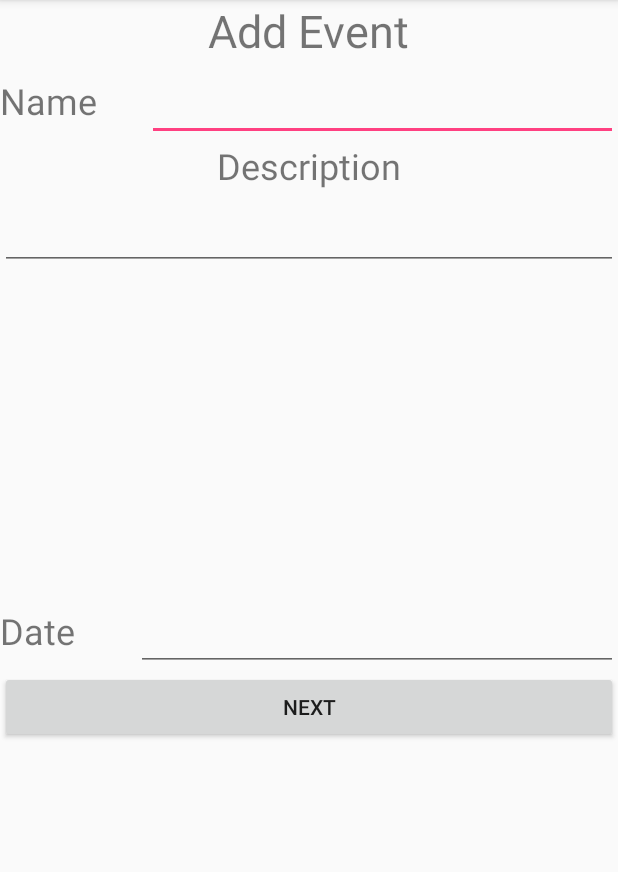
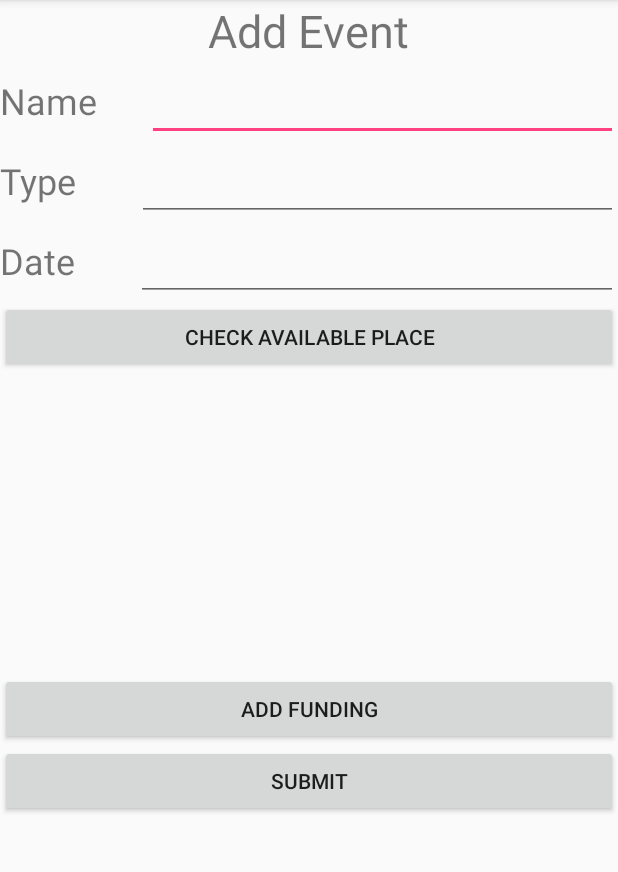
Before and after one commit to KavitaBaradur/Student_Event_Registration, an Android app: the OrganizerAddEventActivity screen opened directly, with no data from a screen before it, on a phone screen of 412 x 824 dp, the part 84-956 px from its top. Run offline under Robolectric (Android 15) with nearby library versions, the phone set to English and light mode, and no system bars.

Commit message:
add sponsor view and logic

```diff
--- a/app/src/main/AndroidManifest.xml
+++ b/app/src/main/AndroidManifest.xml
@@ -21,6 +21,7 @@
         <activity android:name=".StudentEventActivity"></activity>
         <activity android:name=".OrganizerAddEventActivity" />
         <activity android:name=".OrganizerFeedbackActivity" />
+        <activity android:name=".OrganizerAddSponsorActivity"/>
     </application>
 
 </manifest>
--- a/app/src/main/java/com/team2_wpi/android/student_event_registration/OrganizerAddEventActivity.java
+++ b/app/src/main/java/com/team2_wpi/android/student_event_registration/OrganizerAddEventActivity.java
@@ -1,18 +1,31 @@
 package com.team2_wpi.android.student_event_registration;
 
 import android.content.Intent;
+import android.database.Cursor;
 import android.os.Bundle;
 import android.support.annotation.Nullable;
 import android.support.v7.app.AppCompatActivity;
 import android.view.View;
 import android.widget.Button;
+import android.widget.EditText;
+import android.widget.ListView;
+import android.widget.SimpleCursorAdapter;
+
+import com.team2_wpi.android.student_event_registration.data.SQLCommand;
+import com.team2_wpi.android.student_event_registration.util.DBOperator;
 
 /**
  * Created by sylor on 4/7/17.
  */
 
 public class OrganizerAddEventActivity extends AppCompatActivity implements View.OnClickListener {
-    private Button next;
+    private Button check;
+    private Button submit;
+    private Button funding;
+    private EditText name;
+    private EditText type;
+    private EditText date;
+    private ListView listView;
 
     @Override
     protected void onCreate(@Nullable Bundle savedInstanceState) {
@@ -20,17 +33,46 @@ public class OrganizerAddEventActivity extends AppCompatActivity implements View
         // link view
         setContentView(R.layout.organizer_add_event);
         // find elements
-        next = (Button) findViewById(R.id.org_add_event_next);
+        name = (EditText) findViewById(R.id.org_add_event_name);
+        type = (EditText) findViewById(R.id.org_add_event_type);
+        date = (EditText) findViewById(R.id.org_add_event_date);
+        check = (Button) findViewById(R.id.org_add_event_chkaval);
+        submit = (Button) findViewById(R.id.org_add_event_submit);
+        funding = (Button) findViewById(R.id.org_add_event_funding);
+        listView = (ListView) findViewById(R.id.org_add_event_lv);
         // set up on click
-        next.setOnClickListener(this);
+        check.setOnClickListener(this);
+        submit.setOnClickListener(this);
+        funding.setOnClickListener(this);
     }
 
     @Override
     public void onClick(View v) {
         int id = v.getId();
         // assign action
-        if (id == R.id.org_add_event_next) {
+        if (id == R.id.org_add_event_chkaval) {
+            // check places
+            // init args
+            String init_args[] = new String[1];
+            init_args[0] = date.getText().toString();
+            // execute the sql
+            Cursor cursor = DBOperator.getInstance().execQuery(SQLCommand.ORG_AVAL_PLACE, init_args);
+            // bind the data to list
+            SimpleCursorAdapter adapter = new SimpleCursorAdapter(getApplicationContext(),
+                    R.layout.org_place_listitem,
+                    cursor,
+                    new String[] { "name" },
+                    new int[] { R.id.org_place_name },
+                    SimpleCursorAdapter.IGNORE_ITEM_VIEW_TYPE);
+            listView.setAdapter(adapter);
+        }
+        else if (id == R.id.org_add_event_submit) {
             // go select building page
+        }
+        else if (id == R.id.org_add_event_funding) {
+            // go add funding
+            Intent intent = new Intent(this, OrganizerAddSponsorActivity.class);
+            this.startActivity(intent);
         }
     }
 }
--- a/app/src/main/res/layout/organizer_add_event.xml
+++ b/app/src/main/res/layout/organizer_add_event.xml
@@ -37,23 +37,24 @@
 
     <LinearLayout
         android:layout_width="match_parent"
-        android:layout_height="300dp"
-        android:orientation="vertical">
+        android:layout_height="wrap_content"
+        android:orientation="horizontal">
 
         <TextView
             android:id="@+id/textView5"
             android:layout_width="wrap_content"
             android:layout_height="wrap_content"
-            android:layout_gravity="center"
-            android:text="Description"
+            android:layout_weight="1"
+            android:text="Type"
             android:textSize="24sp" />
 
         <EditText
-            android:id="@+id/org_add_event_desc"
-            android:layout_width="match_parent"
+            android:id="@+id/org_add_event_type"
+            android:layout_width="wrap_content"
             android:layout_height="wrap_content"
+            android:layout_weight="1"
             android:ems="10"
-            android:inputType="textMultiLine"
+            android:inputType="textPersonName"
             android:textSize="24sp" />
 
     </LinearLayout>
@@ -82,9 +83,31 @@
     </LinearLayout>
 
     <Button
-        android:id="@+id/org_add_event_next"
+        android:id="@+id/org_add_event_chkaval"
         android:layout_width="match_parent"
         android:layout_height="wrap_content"
-        android:text="Next" />
+        android:text="Check Available Place" />
+
+    <ScrollView
+        android:layout_width="match_parent"
+        android:layout_height="200dp">
+
+        <ListView
+            android:id="@+id/org_add_event_lv"
+            android:layout_width="match_parent"
+            android:layout_height="wrap_content" />
+    </ScrollView>
+
+    <Button
+        android:id="@+id/org_add_event_funding"
+        android:layout_width="match_parent"
+        android:layout_height="wrap_content"
+        android:text="Add Funding" />
+
+    <Button
+        android:id="@+id/org_add_event_submit"
+        android:layout_width="match_parent"
+        android:layout_height="wrap_content"
+        android:text="Submit" />
 
 </LinearLayout>
```
Also changed, not shown: app/src/main/java/com/team2_wpi/android/student_event_registration/OrganizerAddSponsorActivity.java (added, +57 -0 lines), app/src/main/java/com/team2_wpi/android/student_event_registration/data/SQLCommand.java (+11 -0 lines), app/src/main/res/layout/org_place_listitem.xml (added, +12 -0 lines), app/src/main/res/layout/organizer_add_sponsor.xml (added, +42 -0 lines).
